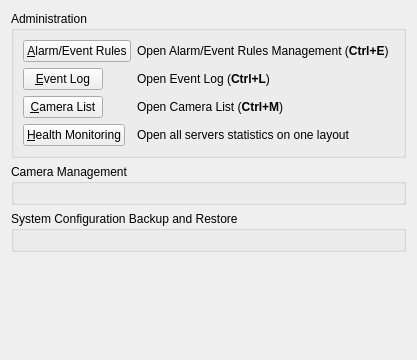
Old version of the form client/src/ui/widgets/settings/general_system_administration_widget.ui in the repository networkoptix/nx_open.
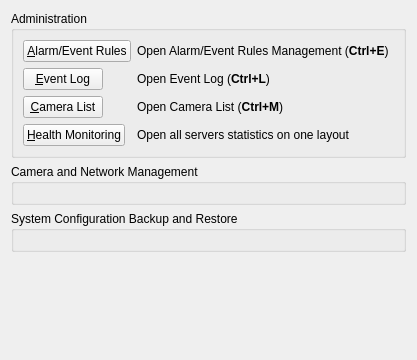
New version of the form. Custom widgets are drawn as their Qt base class.

Commit message:
Feature #5051: Rename the group box at general settings tab of system administration dialog.
<==== Mercurial data ====>
Branch: feature_5051_disable_server_auto_discovery

The edit to the form file:
```diff
--- a/client/src/ui/widgets/settings/general_system_administration_widget.ui
+++ b/client/src/ui/widgets/settings/general_system_administration_widget.ui
@@ -100,7 +100,7 @@
    <item>
     <widget class="QGroupBox" name="camerasGroupBox">
      <property name="title">
-      <string>Camera Management</string>
+      <string>Camera and Network Management</string>
      </property>
      <layout class="QVBoxLayout" name="verticalLayout_2">
       <item>
```
The commit also changes 1 other file.
